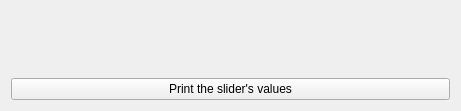
Old version of the form Widget.ui in the repository biaomac/Slider.
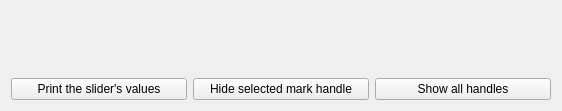
New version of the form. Custom widgets are drawn as their Qt base class.

What changed in the file:
```diff
--- a/Widget.ui
+++ b/Widget.ui
@@ -6,7 +6,7 @@
    <rect>
     <x>0</x>
     <y>0</y>
-    <width>461</width>
+    <width>562</width>
     <height>111</height>
    </rect>
   </property>
@@ -25,9 +25,6 @@
 }</string>
   </property>
   <layout class="QGridLayout" name="gridLayout">
-   <item row="0" column="0">
-    <widget class="Slider" name="slider" native="true"/>
-   </item>
    <item row="1" column="0">
     <widget class="QPushButton" name="pushButton">
      <property name="text">
@@ -35,6 +32,23 @@
      </property>
     </widget>
    </item>
+   <item row="1" column="1">
+    <widget class="QPushButton" name="hideButton">
+     <property name="text">
+      <string>Hide selected mark handle</string>
+     </property>
+    </widget>
+   </item>
+   <item row="1" column="2">
+    <widget class="QPushButton" name="showButton">
+     <property name="text">
+      <string>Show all handles</string>
+     </property>
+    </widget>
+   </item>
+   <item row="0" column="0" colspan="3">
+    <widget class="Slider" name="slider" native="true"/>
+   </item>
   </layout>
  </widget>
  <layoutdefault spacing="6" margin="11"/>
```
Left out of the diff: 2 changed lines with no effect on the pictures.
